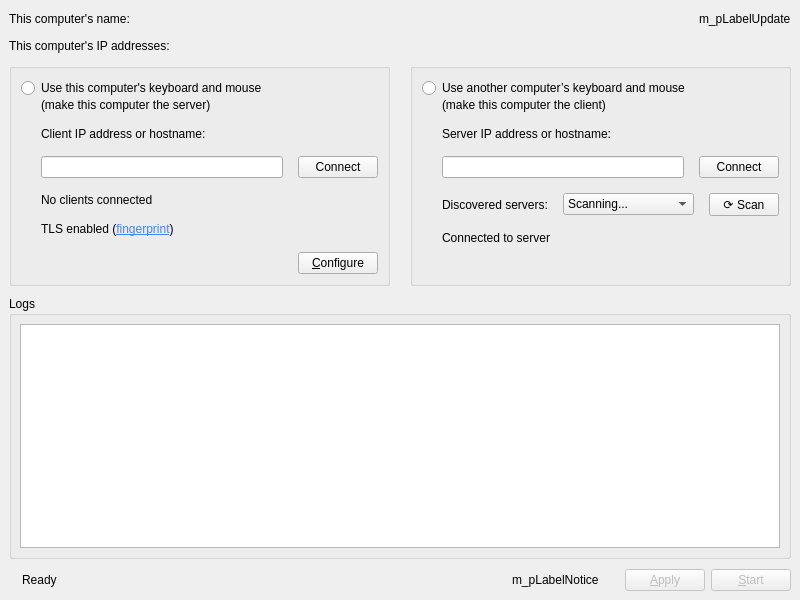
First picture: the form in src/gui/src/MainWindowBase.ui, repository jerrykgm/synergy, before the edit.
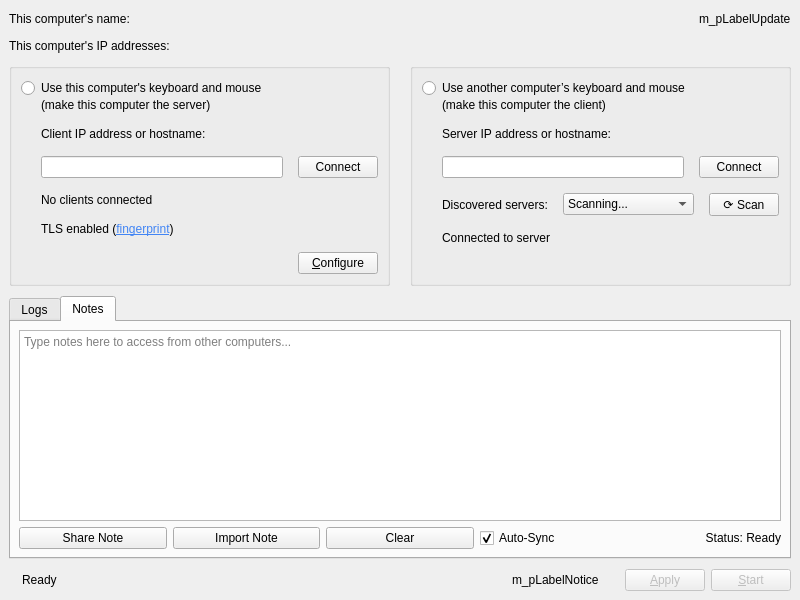
Second picture: the form after the edit. The open tabs and pages were chosen to show the change. Icons and pictures are not drawn. Custom widgets are drawn as their Qt base class.

Commit message: Implement forceFocus feature toggle and upgrade shared notes synchronization in GUI

```diff
--- a/src/gui/src/MainWindowBase.ui
+++ b/src/gui/src/MainWindowBase.ui
@@ -478,28 +478,26 @@
      </widget>
     </item>
     <item>
-     <widget class="QGroupBox" name="m_pGroupLog">
-      <property name="minimumSize">
-       <size>
-        <width>0</width>
-        <height>0</height>
-       </size>
+     <widget class="QTabWidget" name="m_pTabWidgetMain">
+      <property name="currentIndex">
+       <number>0</number>
       </property>
-      <property name="title">
+      <widget class="QWidget" name="tab_logs">
+       <attribute name="title">
        <string>Logs</string>
-      </property>
-      <layout class="QVBoxLayout" name="verticalLayout_4">
+       </attribute>
+       <layout class="QVBoxLayout" name="verticalLayout_logs">
        <property name="leftMargin">
-        <number>8</number>
+         <number>4</number>
        </property>
        <property name="topMargin">
-        <number>8</number>
+         <number>4</number>
        </property>
        <property name="rightMargin">
-        <number>8</number>
+         <number>4</number>
        </property>
        <property name="bottomMargin">
-        <number>8</number>
+         <number>4</number>
        </property>
        <item>
         <widget class="QPlainTextEdit" name="m_pLogOutput">
@@ -530,6 +528,90 @@
         </widget>
        </item>
       </layout>
+      </widget>
+      <widget class="QWidget" name="tab_notes">
+       <attribute name="title">
+        <string>Notes</string>
+       </attribute>
+       <layout class="QVBoxLayout" name="verticalLayout_notes">
+        <property name="leftMargin">
+         <number>8</number>
+        </property>
+        <property name="topMargin">
+         <number>8</number>
+        </property>
+        <property name="rightMargin">
+         <number>8</number>
+        </property>
+        <property name="bottomMargin">
+         <number>8</number>
+        </property>
+        <item>
+         <widget class="QPlainTextEdit" name="m_pNotesOutput">
+          <property name="placeholderText">
+           <string>Type notes here to access from other computers...</string>
+          </property>
+         </widget>
+        </item>
+         <item>
+          <layout class="QHBoxLayout" name="horizontalLayout_notes_buttons">
+           <item>
+            <widget class="QPushButton" name="m_pButtonShareNotes">
+             <property name="text">
+              <string>Share Note</string>
+             </property>
+             <property name="toolTip">
+              <string>Copy and broadcast this note with a Synergy prefix to sync with other computers</string>
+             </property>
+            </widget>
+           </item>
+           <item>
+            <widget class="QPushButton" name="m_pButtonImportNotes">
+             <property name="text">
+              <string>Import Note</string>
+             </property>
+             <property name="toolTip">
+              <string>Manually import a shared note from the clipboard</string>
+             </property>
+            </widget>
+           </item>
+           <item>
+            <widget class="QPushButton" name="m_pButtonClearNotes">
+             <property name="text">
+              <string>Clear</string>
+             </property>
+            </widget>
+           </item>
+           <item>
+            <widget class="QCheckBox" name="m_pCheckAutoSync">
+             <property name="text">
+              <string>Auto-Sync</string>
+             </property>
+             <property name="toolTip">
+              <string>Automatically import shared notes when they are updated on other computers</string>
+             </property>
+             <property name="checked">
+              <bool>true</bool>
+             </property>
+            </widget>
+           </item>
+           <item>
+            <widget class="QLabel" name="m_pLabelNotesStatus">
+             <property name="text">
+              <string>Status: Ready</string>
+             </property>
+             <property name="alignment">
+              <set>Qt::AlignRight|Qt::AlignTrailing|Qt::AlignVCenter</set>
+             </property>
+             <property name="margin">
+              <number>4</number>
+             </property>
+            </widget>
+           </item>
+          </layout>
+         </item>
+       </layout>
+      </widget>
      </widget>
     </item>
     <item>
```
Lines whose indentation alone changed are shown as unchanged. The commit also changes 11 other files.
